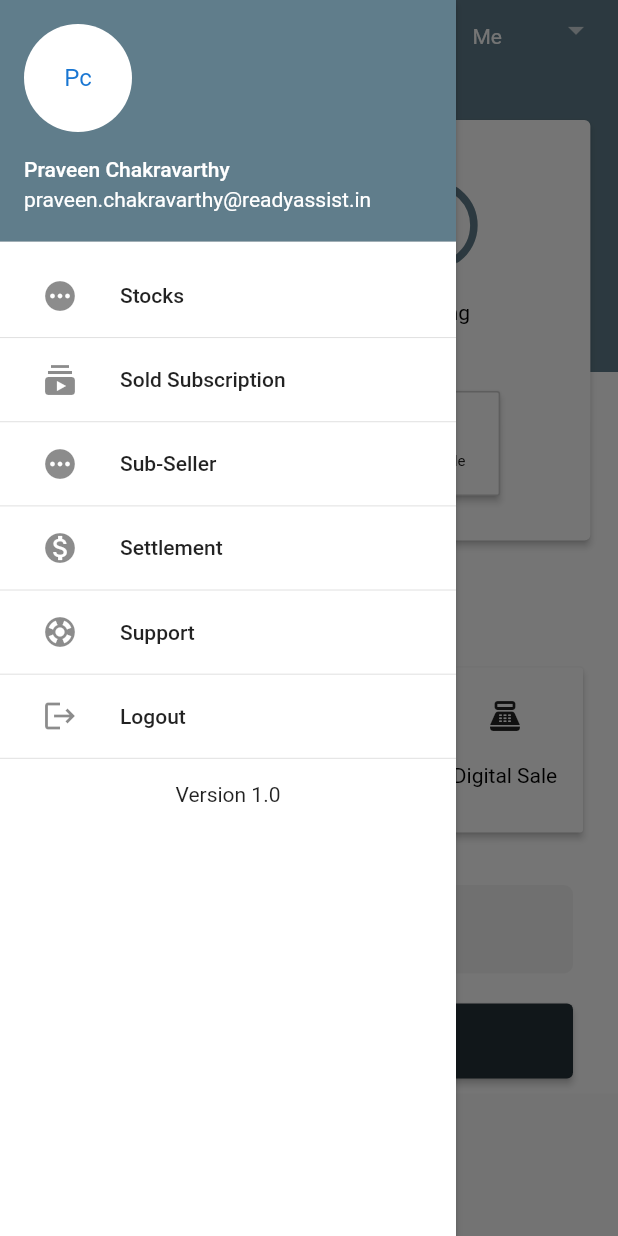
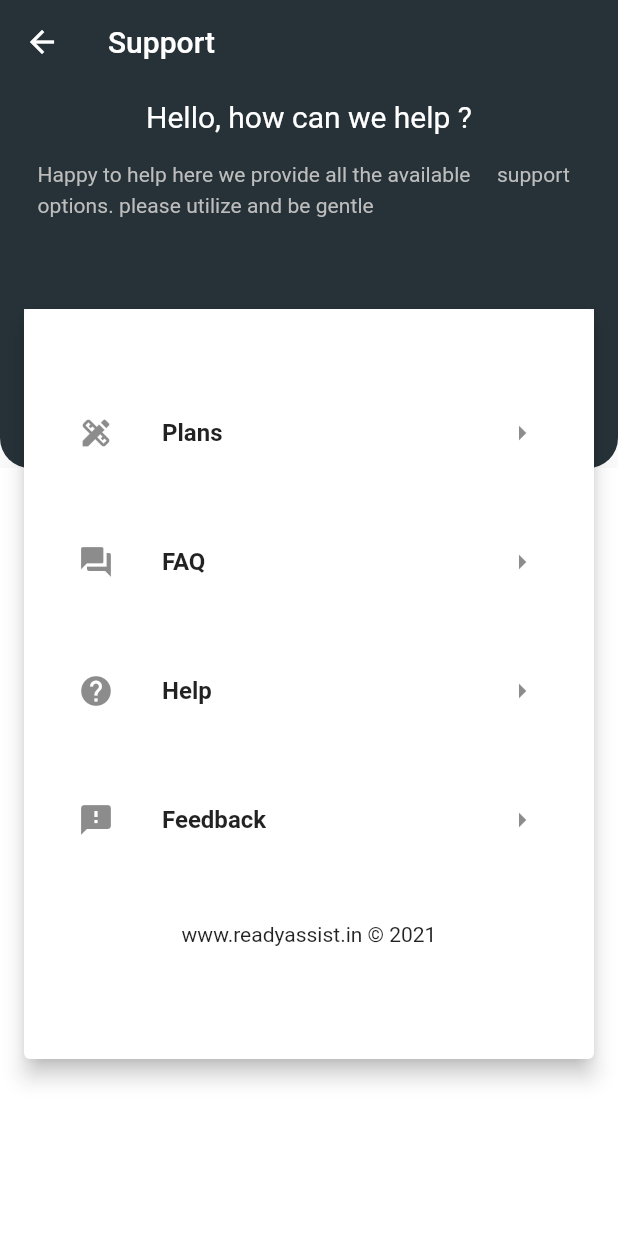
Before and after one commit to praveenchakravarthy/Flutter_seller_app, a Flutter app: the HomeScreen screen opened by its route, after a tap on the "dashboard" icon, after a tap on the "support" icon, on a phone screen of 412 x 824 dp. Run offline on Flutter 3.47's test engine with Material 2 defaults, Android fonts, the phone set to English and light mode, and no system bars; drawn by our look-alikes of percent_indicator; our stand-ins replace chopper; network calls fail; Roboto replaces fonts that are missing (poppins_regular); project files that could hold a hidden picture were left out.

Commit message:
support screen initial

```diff
--- a/lib/main.dart
+++ b/lib/main.dart
@@ -9,6 +9,7 @@ import 'package:flutter_app/screens/sold_subscriptions/sold_subscription.dart';
 import 'package:flutter_app/screens/stocks/stocks.dart';
 import 'package:flutter_app/screens/sub_seller/onboard_seller.dart';
 import 'package:flutter_app/screens/sub_seller/sub_seller.dart';
+import 'package:flutter_app/screens/support/support.dart';
 
 void main() {
   runApp(const MyApp());
@@ -51,6 +52,7 @@ class MyApp extends StatelessWidget {
         '/onboard_seller': (context) => const OnboardSeller(),
         '/settlement': (context) => const Settlement(),
         '/earnings': (context) => const Earnings(),
+        '/support': (context) => const Support(),
       },
     );
   }
--- a/lib/screens/home/home_screen.dart
+++ b/lib/screens/home/home_screen.dart
@@ -164,9 +164,13 @@ class _HomeScreenState extends State<HomeScreen> {
                 const Divider(height: 0.1),
                 ListTile(
                   title: Text('Support'),
+                  onTap: (){
+                    Navigator.pushNamed(context, '/support');
+                  },
                   leading: IconButton(
                     icon: Icon(Icons.support),
                     onPressed: () {
+                      Navigator.pushNamed(context, '/support');
                     },
                   ),
                 ),
@@ -201,21 +205,6 @@ class _HomeScreenState extends State<HomeScreen> {
       SystemChannels.platform.invokeMethod('SystemNavigator.pop');
     });
   }
-
-//   Future<void> scanQR() async {
-//     String barcodeScanRes;
-//     try {
-//       barcodeScanRes = await FlutterBarcodeScanner.scanBarcode(
-//           '#ff6666', 'Cancel', true, ScanMode.QR);
-//       print(barcodeScanRes);
-//     } on PlatformException {
-//       barcodeScanRes = 'Failed to get platform version.';
-//     }
-// //barcode scanner flutter ant
-//     setState(() {
-//      _scanBarcode = barcodeScanRes;
-//     });
-//   }
 
  /*Home Body*/
   Widget _homeContent(){
--- a/lib/screens/settlement/Earnings/earnings.dart
+++ b/lib/screens/settlement/Earnings/earnings.dart
@@ -98,7 +98,8 @@ class _EarningsState extends State<Earnings> {
                   const Align(
                     alignment: Alignment.topLeft,
                     child: Text(
-                        'INCENTIVE FOR SUBSCRIPTION 1001'
+                        'INCENTIVE FOR SUBSCRIPTION 1001',
+                      style: TextStyle(fontSize: 14),
                     ),
                   ),
                   const SizedBox(height: 10,),
@@ -125,7 +126,7 @@ class _EarningsState extends State<Earnings> {
                                 child:  Text('INCENTIVE',
                                   style: TextStyle(
                                       color: Colors.grey,
-                                    fontSize: 12
+                                    fontSize: 10
                                   ),
                                 ),
                               ),
--- a/lib/screens/support/support.dart
+++ b/lib/screens/support/support.dart
@@ -0,0 +1,154 @@
+import 'package:flutter/material.dart';
+
+class Support extends StatefulWidget {
+  const Support({Key? key}) : super(key: key);
+
+  @override
+  State<Support> createState() => _SupportState();
+}
+
+class _SupportState extends State<Support> {
+  @override
+  Widget build(BuildContext context) {
+    return Scaffold(
+      appBar: AppBar(
+        centerTitle: false,
+        backgroundColor: Colors.blueGrey[900],
+        elevation: 0,
+        leading: IconButton(
+          icon: const Icon(Icons.arrow_back), onPressed: () {Navigator.pop(context);},
+        ),
+        title: const Text('Support'),
+      ),
+
+      body: _Support(),
+    );
+  }
+
+  Widget _Support(){
+    final size = MediaQuery.of(context).size;
+
+    return Scaffold(
+      body: Stack(
+        children: [
+          Column(
+            children: [
+              Expanded(
+                  flex: 1,
+                  child: Container(
+                    decoration: BoxDecoration(
+                        color: Colors.blueGrey[900],
+                      borderRadius: const BorderRadius.only(
+                        bottomLeft: Radius.circular(20),
+                        bottomRight: Radius.circular(20)
+                      )
+                    ),
+                    child: Padding(
+                      padding: EdgeInsets.all(10),
+                      child: Center(
+                        child: Column(
+                          children: [
+                            Text('Hello, how can we help ?',
+                            style: TextStyle(color: Colors.white, fontSize: 20),
+                            ),
+                           Align(
+                             alignment: Alignment.center,
+                             child: Padding(
+                               padding: EdgeInsets.all(15),
+                               child: Text('Happy to help here we provide all the available'
+                                   '     support options. please utilize and be gentle',
+                                 style: TextStyle(color: Colors.grey.shade400 , fontSize: 14,
+                                 letterSpacing: 0.05, height: 1.5),
+                               ),
+                             )
+                           )
+                          ],
+                        ),
+                      ),
+                    )
+                  ),
+              ),
+              Expanded(
+                flex: 2,
+                  child: Container(color: Colors.white)),
+            ],
+          ),
+          Align(
+            alignment: Alignment.topCenter,
+            child: Wrap(
+              children: [
+                Container(
+                  margin: const EdgeInsets.only(top: 150, left: 16, right: 16, bottom: 10),
+                  height: 500,
+                  color: Colors.white,
+                  child: Card(
+                    margin: const EdgeInsets.all(0.0),
+                    elevation: 6,
+                    child: Container(
+                      padding: EdgeInsets.only(
+                          left: 20,
+                          right: 20,
+                          bottom: size.height * 0.03,
+                          top: size.height * 0.03),
+                      child: Column(
+                        children: const [
+                          SizedBox(
+                            height: 30,
+                          ),
+                          ListTile(
+                            leading: Icon(Icons.design_services),
+                            title: Text('Plans',
+                            style: TextStyle(fontWeight: FontWeight.bold),
+                            ),
+                            trailing: Icon(Icons.arrow_right),
+                          ),
+                          SizedBox(
+                            height: 30,
+                          ),
+                          ListTile(
+                            leading: Icon(Icons.question_answer),
+                            title: Text('FAQ',
+                              style: TextStyle(fontWeight: FontWeight.bold),
+                            ),
+                            trailing: Icon(Icons.arrow_right),
+                          ),
+                          SizedBox(
+                            height: 30,
+                          ),
+                          ListTile(
+                            leading: Icon(Icons.help),
+                            title: Text('Help',
+                              style: TextStyle(fontWeight: FontWeight.bold),
+                            ),
+                            trailing: Icon(Icons.arrow_right),
+                          ),
+                          SizedBox(
+                            height: 30,
+                          ),
+                          ListTile(
+                            leading: Icon(Icons.feedback),
+                            title: Text('Feedback',
+                              style: TextStyle(fontWeight: FontWeight.bold),
+                            ),
+                            trailing: Icon(Icons.arrow_right),
+                          ),
+                          SizedBox(
+                            height: 40,
+                          ),
+                          Align(
+                            alignment: Alignment.bottomCenter,
+                            child: Text('www.readyassist.in © 2021'),
+                          )
+                        ],
+                      ),
+                    ),
+                  ),
+                ),
+              ],
+            ),
+          ),
+        ],
+      ),
+    );  }
+
+}
```
